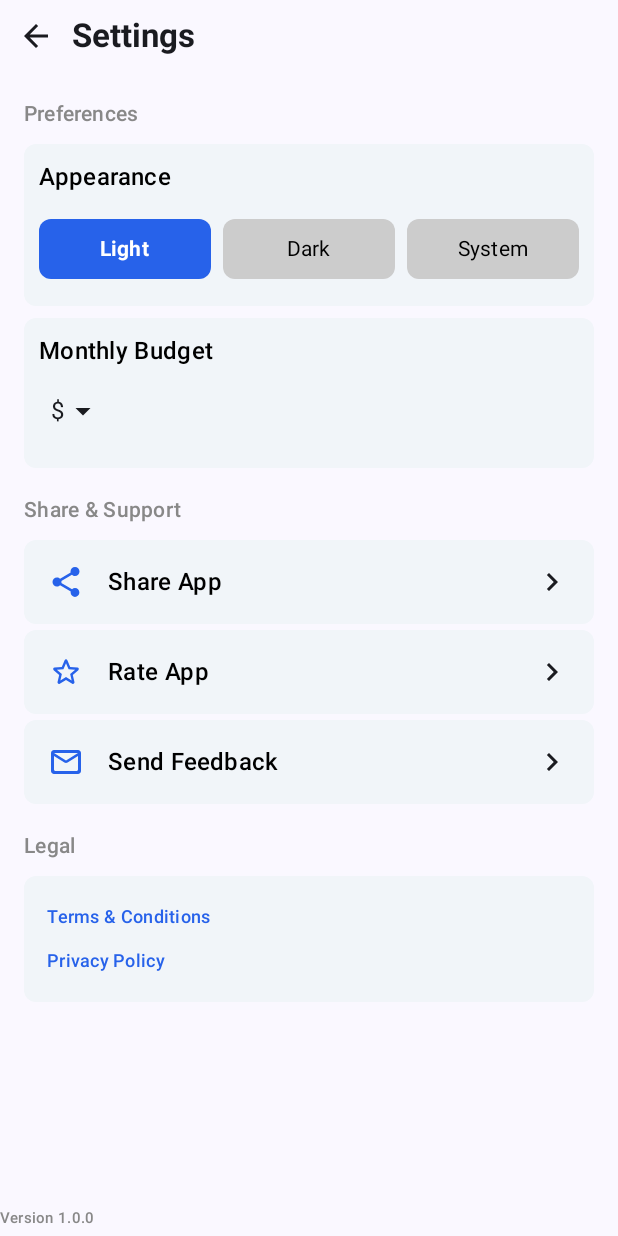
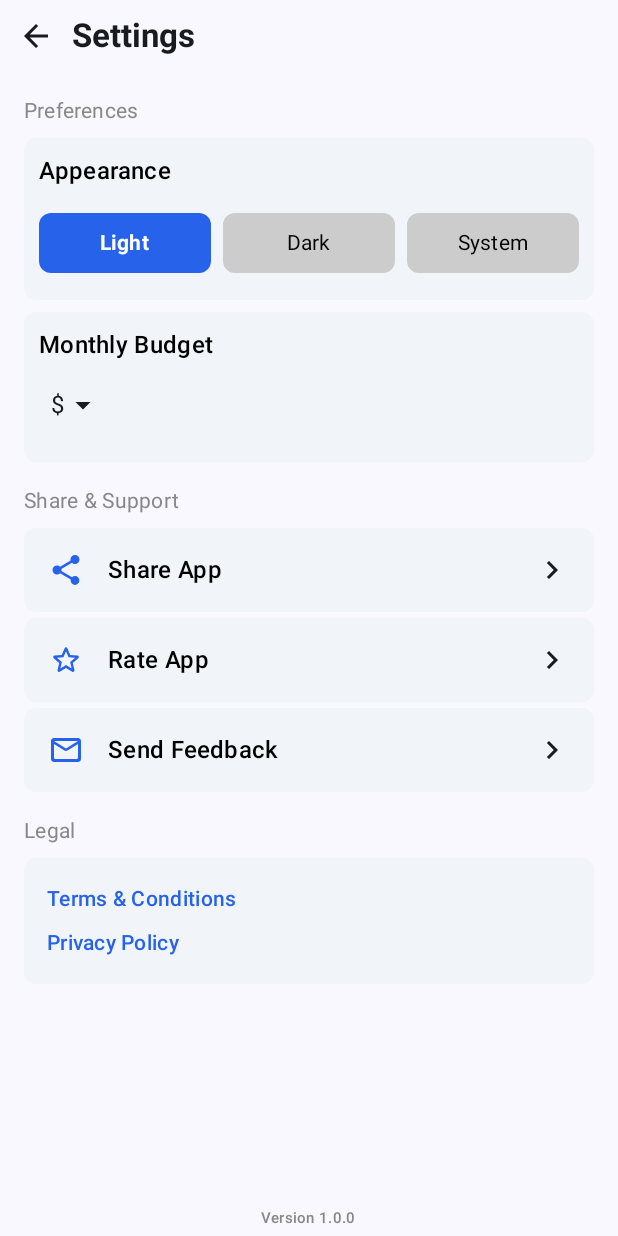
Before and after one commit to lchintha/BudgetIt, an Android app built with Jetpack Compose: the SettingsScreen screen opened through its navigation route, on a phone screen of 412 x 824 dp. Run offline under Robolectric (Android 15) with nearby library versions, the phone set to English and light mode, and no system bars.

Commit message:
Added most of the options on settings screen.

```diff
--- a/app/src/main/java/com/iquad/budgetit/settings/SettingsScreen.kt
+++ b/app/src/main/java/com/iquad/budgetit/settings/SettingsScreen.kt
@@ -81,11 +81,7 @@ fun SettingsScreen(navController: NavController) {
                 Spacer(modifier = Modifier.height(16.dp))
 
             }
-            VersionSection(
-                modifier = Modifier
-                    .fillMaxWidth()
-                    .align(Alignment.CenterHorizontally)
-            )
+            VersionSection()
         }
     }
 }
@@ -93,11 +89,7 @@ fun SettingsScreen(navController: NavController) {
 @Composable
 fun Preferences() {
     TitleText(
-        title = stringResource(R.string.preferences),
-        style = MaterialTheme.typography.titleMedium.copy(
-            color = Color.Gray,
-            fontSize = 14.sp
-        )
+        title = stringResource(R.string.preferences)
     )
     Spacer(modifier = Modifier.height(8.dp))
     AppearanceSection()
@@ -109,11 +101,7 @@ fun Preferences() {
 fun ShareAndSupportSection() {
     Column {
         TitleText(
-            title = stringResource(R.string.share_and_support),
-            style = MaterialTheme.typography.titleMedium.copy(
-                color = Color.Gray,
-                fontSize = 14.sp
-            )
+            title = stringResource(R.string.share_and_support)
         )
         Spacer(modifier = Modifier.height(8.dp))
         ShareAndSupportTab(
@@ -142,11 +130,7 @@ fun ShareAndSupportSection() {
 @Composable
 fun LegalSection() {
     TitleText(
-        title = stringResource(R.string.legal),
-        style = MaterialTheme.typography.titleMedium.copy(
-            color = Color.Gray,
-            fontSize = 14.sp
-        )
+        title = stringResource(R.string.legal)
     )
     Spacer(modifier = Modifier.height(8.dp))
     Box(
@@ -163,7 +147,7 @@ fun LegalSection() {
                 text = stringResource(R.string.terms_and_conditions),
                 style = MaterialTheme.typography.titleMedium.copy(
                     color = colorResource(R.color.colorPrimary),
-                    fontSize = 12.sp
+                    fontSize = 14.sp
                 ),
                 modifier = Modifier
                     .padding(5.dp)
@@ -172,7 +156,7 @@ fun LegalSection() {
                 text = stringResource(R.string.privacy_policy),
                 style = MaterialTheme.typography.titleMedium.copy(
                     color = colorResource(R.color.colorPrimary),
-                    fontSize = 12.sp
+                    fontSize = 14.sp
                 ),
                 modifier = Modifier
                     .padding(start = 5.dp, bottom = 5.dp)
@@ -182,17 +166,20 @@ fun LegalSection() {
 }
 
 @Composable
-fun VersionSection(
-    modifier: Modifier = Modifier
+fun VersionSection() {
+    Box(
+        modifier = Modifier
+            .fillMaxWidth(),
+        contentAlignment = Alignment.Center
     ) {
         Text(
-        modifier = modifier,
             text = stringResource(R.string.version),
             style = MaterialTheme.typography.titleMedium.copy(
                 color = Color.Gray,
                 fontSize = 10.sp
             )
         )
+    }
 }
 
 @Composable
@@ -412,7 +399,9 @@ fun ShareAndSupportTab(
 @Composable
 fun TitleText(
     title: String,
-    style: TextStyle = MaterialTheme.typography.titleMedium
+    style: TextStyle = MaterialTheme.typography.bodyMedium.copy(
+        color = Color.Gray
+    )
 ) {
     Text(
         text = title,
```
Lines whose indentation alone changed are shown as unchanged.
